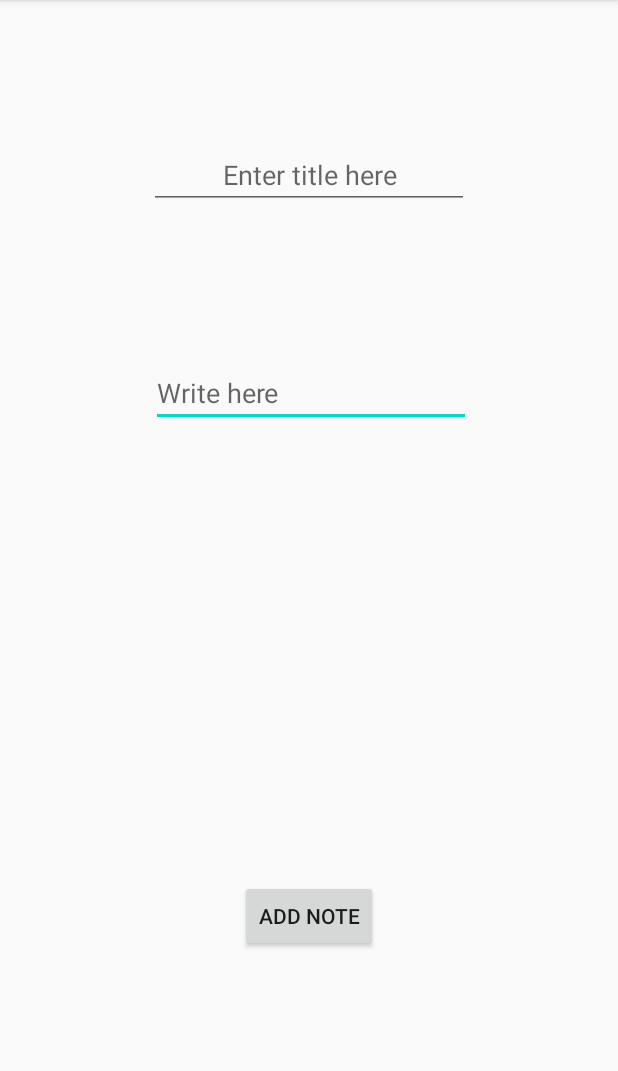
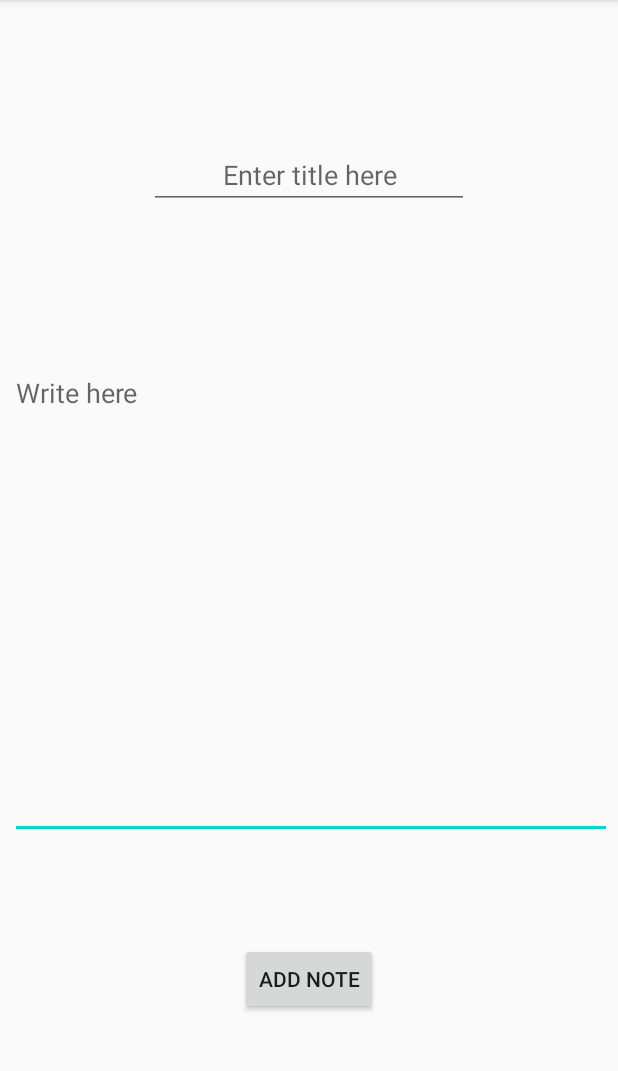
Before and after one commit to Seven-star-club/notepad-lite, an Android app: the AddNotesPage screen opened directly, with no data from a screen before it, on a phone screen of 412 x 824 dp, the part 84-1155 px from its top. Run offline under Robolectric (Android 15) with nearby library versions, the phone set to English and light mode, and no system bars.

Commit message:
So structure ends. Now will work on UI

```diff
--- a/app/src/main/AndroidManifest.xml
+++ b/app/src/main/AndroidManifest.xml
@@ -6,7 +6,7 @@
         android:allowBackup="true"
         android:icon="@mipmap/ic_launcher"
         android:label="@string/app_name"
-        android:roundIcon="@mipmap/ic_launcher_round"
+        android:roundIcon="@drawable/icon"
         android:supportsRtl="true"
         android:theme="@style/AppTheme">
         <activity android:name=".AddNotesPage"></activity>
--- a/app/src/main/java/com/shanu/notepadlite/AddNotesPage.kt
+++ b/app/src/main/java/com/shanu/notepadlite/AddNotesPage.kt
@@ -6,11 +6,25 @@ import android.os.Bundle
 import android.view.View
 import android.widget.Toast
 import kotlinx.android.synthetic.main.activity_add_notes_page.*
+import java.lang.Exception
 
 class AddNotesPage : AppCompatActivity() {
+    val dbNotes = "Notes"
+    var id = 0
     override fun onCreate(savedInstanceState: Bundle?) {
         super.onCreate(savedInstanceState)
         setContentView(R.layout.activity_add_notes_page)
+
+
+        try {
+            var bundle: Bundle? = intent.extras
+            id = bundle!!.getInt("ID", 0)
+            if (id != 0) {
+                etTitle.setText(bundle.getString("Name").toString())
+                etDes.setText(bundle.getString("Des").toString())
+            }
+        }catch (ex:Exception){}
+
     }
 
     fun buAdd(view:View){
@@ -18,12 +32,22 @@ class AddNotesPage : AppCompatActivity() {
         var values = ContentValues()
         values.put("Title",etTitle.text.toString())
         values.put("Description",etDes.text.toString())
-        val ID = dbManager.Insert(values)
-        if(ID>0){
-            Toast.makeText(this,"Note is added successfully",Toast.LENGTH_SHORT).show()
+
+        if(id==0) {
+            val ID = dbManager.Insert(values)
+            if (ID > 0) {
+                Toast.makeText(this, "Note is added successfully", Toast.LENGTH_SHORT).show()
+            } else {
+                Toast.makeText(this, "Note adding failed", Toast.LENGTH_SHORT).show()
+            }
         }else{
-            Toast.makeText(this,"Note adding failed",Toast.LENGTH_SHORT).show()
-
+            var selectionArgs = arrayOf(id.toString())
+            val ID = dbManager.Update(values,"ID=?",selectionArgs)
+            if (ID > 0) {
+                Toast.makeText(this, "Note is added successfully", Toast.LENGTH_SHORT).show()
+            } else {
+                Toast.makeText(this, "Note adding failed", Toast.LENGTH_SHORT).show()
+            }
 
         }
         finish()
--- a/app/src/main/java/com/shanu/notepadlite/databaseManager.kt
+++ b/app/src/main/java/com/shanu/notepadlite/databaseManager.kt
@@ -61,4 +61,9 @@ class databaseManager {
 
 
     }
+
+    fun Update(values:ContentValues,selection:String,selectionArgs: Array<String>):Int{
+        var count = sqlDB!!.update(dbTable,values,selection,selectionArgs)
+        return count
+    }
 }
--- a/app/src/main/res/layout/activity_add_notes_page.xml
+++ b/app/src/main/res/layout/activity_add_notes_page.xml
@@ -9,11 +9,11 @@
 
     <EditText
         android:id="@+id/etDes"
-        android:layout_width="wrap_content"
-        android:layout_height="wrap_content"
-        android:layout_marginStart="102dp"
+        android:layout_width="401dp"
+        android:layout_height="320dp"
+        android:layout_marginStart="6dp"
         android:layout_marginTop="100dp"
-        android:layout_marginEnd="100dp"
+        android:layout_marginEnd="4dp"
         android:ems="10"
         android:gravity="start|top"
         android:hint="Write here"
@@ -42,9 +42,9 @@
         android:layout_width="wrap_content"
         android:layout_height="wrap_content"
         android:layout_marginStart="161dp"
-        android:layout_marginTop="284dp"
+        android:layout_marginTop="51dp"
         android:layout_marginEnd="162dp"
-        android:layout_marginBottom="115dp"
+        android:layout_marginBottom="73dp"
         android:onClick="buAdd"
         android:text="Add Note"
         app:layout_constraintBottom_toBottomOf="parent"
```
Also changed, not shown: app/src/main/java/com/shanu/notepadlite/MainActivity.kt (+20 -1 lines), app/src/main/res/drawable/icon.png (added).
